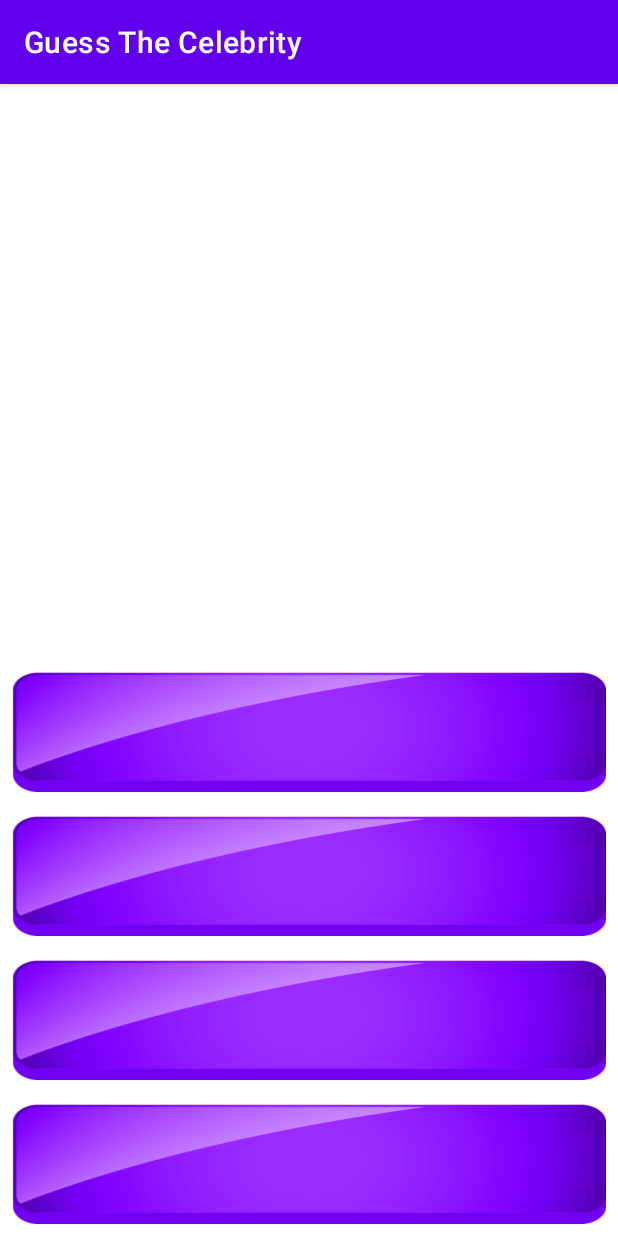
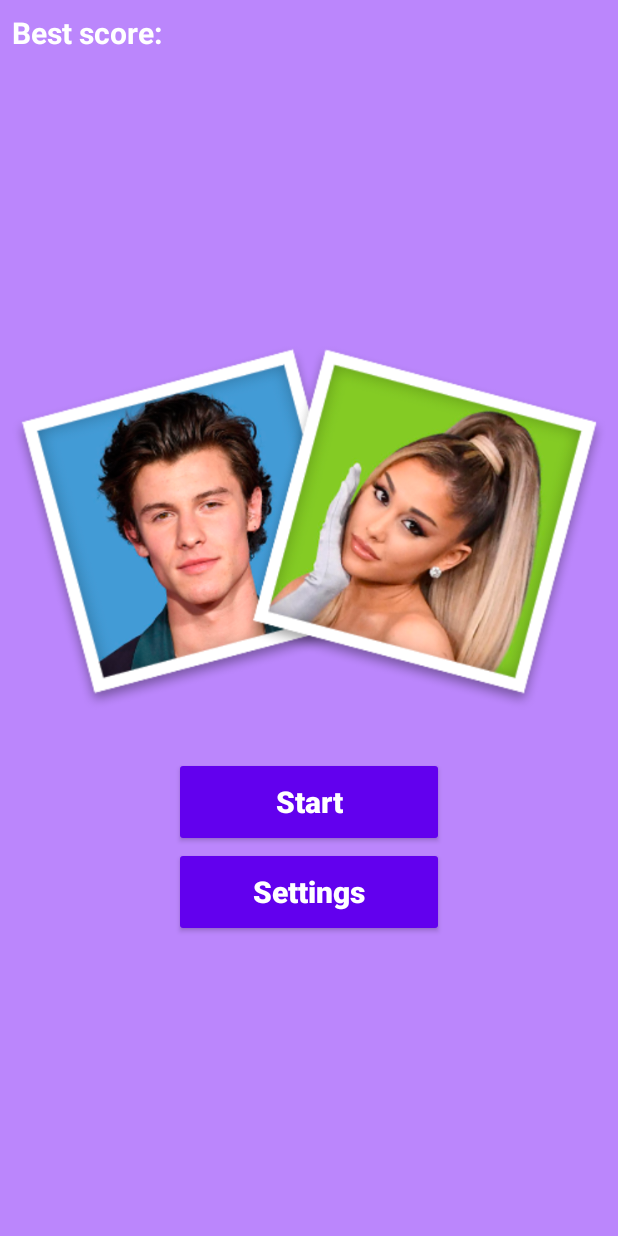
Before and after one commit to paveln0366/GuessTheCelebrity, an Android app: the screen it shows after launch (MainActivity before the commit, StartActivity after it), on a phone screen of 412 x 824 dp. Run offline under Robolectric (Android 15) with nearby library versions, the phone set to English and light mode, and no system bars.

Commit message:
feat: add start activity and fullscreen

```diff
--- a/app/src/main/java/com/pavelpotapov/guessthecelebrity/Contract.java
+++ b/app/src/main/java/com/pavelpotapov/guessthecelebrity/Contract.java
@@ -8,23 +8,18 @@ import java.util.Map;
 public interface Contract {
     interface View {
         void showQuestion(Map<Bitmap, List<String>> question);
-
         void showAnswer(Map<Boolean, String> answer);
     }
 
     interface Presenter {
         void onClickAnswer(String tag);
-
         void startGame();
-
         void onDestroy();
     }
 
     interface Repository {
         Map<Bitmap, List<String>> createQuestion();
-
         void getContent();
-
         Map<Boolean, String> checkAnswer(String tag);
     }
 }
--- a/app/src/main/java/com/pavelpotapov/guessthecelebrity/MainActivity.java
+++ b/app/src/main/java/com/pavelpotapov/guessthecelebrity/GameActivity.java
@@ -1,8 +1,11 @@
 package com.pavelpotapov.guessthecelebrity;
 
+import android.content.Context;
+import android.content.Intent;
 import android.graphics.Bitmap;
 import android.os.Bundle;
 import android.view.View;
+import android.view.WindowManager;
 import android.widget.ImageView;
 import android.widget.TextView;
 import android.widget.Toast;
@@ -13,6 +16,8 @@ import com.pavelpotapov.guessthecelebrity.di.AppComponent;
 import com.pavelpotapov.guessthecelebrity.di.AppModule;
 import com.pavelpotapov.guessthecelebrity.di.DaggerAppComponent;
 import com.pavelpotapov.guessthecelebrity.di.PresenterModule;
+import com.pavelpotapov.guessthecelebrity.databinding.ActivityGameBinding;
+import com.pavelpotapov.guessthecelebrity.utils.ScreenMode;
 
 import java.util.ArrayList;
 import java.util.List;
@@ -20,10 +25,12 @@ import java.util.Map;
 
 import javax.inject.Inject;
 
-public class MainActivity extends AppCompatActivity implements Contract.View {
+public class GameActivity extends AppCompatActivity implements Contract.View {
 
+    private static final String EXTRA_INFO = "info";
+    private ActivityGameBinding binding;
     private ImageView imageViewPhoto;
-    private ArrayList<TextView> buttons;
+    private ArrayList<TextView> listOfAnswerButtons;
 
     // private Contract.Presenter mPresenter;
     @Inject
@@ -32,7 +39,8 @@ public class MainActivity extends AppCompatActivity implements Contract.View {
     @Override
     protected void onCreate(Bundle savedInstanceState) {
         super.onCreate(savedInstanceState);
-        setContentView(R.layout.activity_main);
+        binding = ActivityGameBinding.inflate(getLayoutInflater());
+        setContentView(binding.getRoot());
 
         // App.appComponent.inject(this);
         AppComponent appComponent = DaggerAppComponent.builder()
@@ -40,17 +48,11 @@ public class MainActivity extends AppCompatActivity implements Contract.View {
                 .presenterModule(new PresenterModule(this))
                 .build();
 
-        TextView button0 = findViewById(R.id.button0);
-        TextView button1 = findViewById(R.id.button1);
-        TextView button2 = findViewById(R.id.button2);
-        TextView button3 = findViewById(R.id.button3);
-        buttons = new ArrayList<>();
-        buttons.add(button0);
-        buttons.add(button1);
-        buttons.add(button2);
-        buttons.add(button3);
-
-        imageViewPhoto = findViewById(R.id.imageViewPhoto);
+        listOfAnswerButtons = new ArrayList<>();
+        listOfAnswerButtons.add(binding.button0);
+        listOfAnswerButtons.add(binding.button1);
+        listOfAnswerButtons.add(binding.button2);
+        listOfAnswerButtons.add(binding.button3);
 
         mPresenter = new Presenter(this);
         mPresenter.startGame();
@@ -64,9 +66,9 @@ public class MainActivity extends AppCompatActivity implements Contract.View {
             photo = key;
             variantOfAnswers = question.get(key);
         }
-        imageViewPhoto.setImageBitmap(photo);
-        for (int i = 0; i < buttons.size(); i++) {
-            TextView button = buttons.get(i);
+        binding.imageViewPhoto.setImageBitmap(photo);
+        for (int i = 0; i < listOfAnswerButtons.size(); i++) {
+            TextView button = listOfAnswerButtons.get(i);
             button.setText(variantOfAnswers.get(i));
         }
     }
@@ -76,7 +78,8 @@ public class MainActivity extends AppCompatActivity implements Contract.View {
         if (answer.containsKey(true)) {
             Toast.makeText(this, R.string.answer_right, Toast.LENGTH_SHORT).show();
         } else if (answer.containsKey(false)) {
-            Toast.makeText(this, getString(R.string.answer_wrong) + " " + answer.get(false), Toast.LENGTH_LONG).show();
+            Toast.makeText(this, getString(R.string.answer_wrong) +
+                    " " + answer.get(false), Toast.LENGTH_LONG).show();
         }
     }
 
@@ -91,4 +94,19 @@ public class MainActivity extends AppCompatActivity implements Contract.View {
         mPresenter.onClickAnswer(tag);
     }
 
+    public static Intent newIntent(Context context, String info) {
+        Intent intent = new Intent(context, GameActivity.class);
+        intent.putExtra(EXTRA_INFO, info);
+        return intent;
+    }
+
+    @Override
+    public void onWindowFocusChanged(boolean hasFocus) {
+        super.onWindowFocusChanged(hasFocus);
+        if (hasFocus) {
+            ScreenMode.Companion.hideSystemUI(getWindow());
+//            getWindow().addFlags(WindowManager.LayoutParams.FLAG_DRAWS_SYSTEM_BAR_BACKGROUNDS);
+//            getWindow().clearFlags(WindowManager.LayoutParams.FLAG_TRANSLUCENT_STATUS);
+        }
+    }
 }
--- /dev/null
+++ b/app/src/main/java/com/pavelpotapov/guessthecelebrity/activities/StartActivity.kt
@@ -0,0 +1,38 @@
+package com.pavelpotapov.guessthecelebrity.activities
+
+import android.os.Build
+import android.os.Bundle
+import androidx.annotation.RequiresApi
+import androidx.appcompat.app.AppCompatActivity
+import com.pavelpotapov.guessthecelebrity.GameActivity
+import com.pavelpotapov.guessthecelebrity.databinding.ActivityStartBinding
+import com.pavelpotapov.guessthecelebrity.utils.ScreenMode
+
+class StartActivity : AppCompatActivity() {
+
+    private lateinit var binding: ActivityStartBinding
+
+    @RequiresApi(Build.VERSION_CODES.LOLLIPOP)
+    override fun onCreate(savedInstanceState: Bundle?) {
+        super.onCreate(savedInstanceState)
+        binding = ActivityStartBinding.inflate(layoutInflater)
+        setContentView(binding.root)
+
+        binding.btnStart.setOnClickListener {
+            val info = "info"
+            val intent = GameActivity.newIntent(this@StartActivity, info)
+            startActivity(intent)
+        }
+
+        binding.btnSettings.setOnClickListener {
+            val info = "info"
+            val intent = SettingsActivity.newIntent(this@StartActivity, info)
+            startActivity(intent)
+        }
+    }
+
+    override fun onWindowFocusChanged(hasFocus: Boolean) {
+        super.onWindowFocusChanged(hasFocus)
+        if (hasFocus) ScreenMode.hideSystemUI(window)
+    }
+}
--- a/app/src/main/java/com/pavelpotapov/guessthecelebrity/di/AppComponent.kt
+++ b/app/src/main/java/com/pavelpotapov/guessthecelebrity/di/AppComponent.kt
@@ -1,11 +1,11 @@
 package com.pavelpotapov.guessthecelebrity.di
 
-import com.pavelpotapov.guessthecelebrity.MainActivity
+import com.pavelpotapov.guessthecelebrity.GameActivity
 import dagger.Component
 import javax.inject.Singleton
 
 @Component(modules = [AppModule::class, PresenterModule::class])
 @Singleton
 interface AppComponent {
-    fun inject(activity: MainActivity)
+    fun inject(activity: GameActivity)
 }
--- a/app/src/main/java/com/pavelpotapov/guessthecelebrity/di/PresenterModule.kt
+++ b/app/src/main/java/com/pavelpotapov/guessthecelebrity/di/PresenterModule.kt
@@ -1,7 +1,7 @@
 package com.pavelpotapov.guessthecelebrity.di
 
 import com.pavelpotapov.guessthecelebrity.Contract
-import com.pavelpotapov.guessthecelebrity.MainActivity
+import com.pavelpotapov.guessthecelebrity.GameActivity
 import com.pavelpotapov.guessthecelebrity.Presenter
 import dagger.Module
 import dagger.Provides
@@ -9,9 +9,9 @@ import org.jetbrains.annotations.NotNull
 import javax.inject.Singleton
 
 @Module
-class PresenterModule(activity: MainActivity) {
+class PresenterModule(activity: GameActivity) {
 
-    private val activity: MainActivity = activity
+    private val activity: GameActivity = activity
 
     @Provides
     @Singleton
--- a/app/src/main/res/layout/activity_main.xml
+++ b/app/src/main/res/layout/activity_game.xml
@@ -4,23 +4,12 @@
     xmlns:tools="http://schemas.android.com/tools"
     android:layout_width="match_parent"
     android:layout_height="match_parent"
-    tools:context=".MainActivity">
+    android:background="@color/purple_200"
+    tools:context=".GameActivity">
 
     <TextView
-        android:textSize="20sp"
-        android:textStyle="bold"
-        android:layout_margin="8dp"
-        android:gravity="center"
-        android:textColor="@color/white"
-        android:background="@drawable/ic_button"
         android:id="@+id/button3"
-        android:layout_width="0dp"
-        android:layout_height="0dp"
-        android:layout_marginStart="8dp"
-        android:layout_marginLeft="8dp"
-        android:layout_marginEnd="8dp"
-        android:layout_marginRight="8dp"
-        android:layout_marginBottom="8dp"
+        style="@style/TextAnswerStyle"
         android:onClick="onClickAnswer"
         android:tag="3"
         app:layout_constraintBottom_toBottomOf="parent"
@@ -30,19 +19,8 @@
         tools:text="Button 3" />
 
     <TextView
-        android:textSize="20sp"
-        android:textStyle="bold"
-        android:layout_margin="8dp"
-        android:gravity="center"
-        android:textColor="@color/white"
-        android:background="@drawable/ic_button"
         android:id="@+id/button2"
-        android:layout_width="0dp"
-        android:layout_height="0dp"
-        android:layout_marginStart="8dp"
-        android:layout_marginLeft="8dp"
-        android:layout_marginEnd="8dp"
-        android:layout_marginRight="8dp"
+        style="@style/TextAnswerStyle"
         android:onClick="onClickAnswer"
         android:tag="2"
         app:layout_constraintBottom_toTopOf="@id/button3"
@@ -52,19 +30,8 @@
         tools:text="Button 2" />
 
     <TextView
-        android:textSize="20sp"
-        android:textStyle="bold"
-        android:layout_margin="8dp"
-        android:gravity="center"
-        android:textColor="@color/white"
-        android:background="@drawable/ic_button"
         android:id="@+id/button1"
-        android:layout_width="0dp"
-        android:layout_height="0dp"
-        android:layout_marginStart="8dp"
-        android:layout_marginLeft="8dp"
-        android:layout_marginEnd="8dp"
-        android:layout_marginRight="8dp"
+        style="@style/TextAnswerStyle"
         android:onClick="onClickAnswer"
         android:tag="1"
         app:layout_constraintBottom_toTopOf="@id/button2"
@@ -74,39 +41,23 @@
         tools:text="Button 1" />
 
     <TextView
-        android:textSize="20sp"
-        android:textStyle="bold"
-        android:layout_margin="8dp"
-        android:gravity="center"
-        android:textColor="@color/white"
-        android:background="@drawable/ic_button"
         android:id="@+id/button0"
-        android:layout_width="0dp"
-        android:layout_height="0dp"
-        android:layout_marginStart="8dp"
-        android:layout_marginLeft="8dp"
-        android:layout_marginTop="8dp"
-        android:layout_marginEnd="8dp"
-        android:layout_marginRight="8dp"
-        android:contentDescription="@string/photo_of_celebrity"
+        style="@style/TextAnswerStyle"
+
         android:onClick="onClickAnswer"
         android:tag="0"
+        app:layout_constraintBottom_toTopOf="@id/button1"
         app:layout_constraintEnd_toEndOf="parent"
         app:layout_constraintStart_toStartOf="parent"
         app:layout_constraintTop_toTopOf="@+id/guideline"
-        app:layout_constraintBottom_toTopOf="@id/button1"
         tools:text="Button 0" />
 
     <ImageView
         android:id="@+id/imageViewPhoto"
         android:layout_width="0dp"
         android:layout_height="0dp"
-        android:layout_marginStart="8dp"
-        android:layout_marginLeft="8dp"
-        android:layout_marginTop="8dp"
-        android:layout_marginEnd="8dp"
-        android:layout_marginRight="8dp"
-        android:layout_marginBottom="8dp"
+        android:layout_margin="8dp"
+        android:contentDescription="@string/photo_of_celebrity"
         app:layout_constraintBottom_toTopOf="@+id/guideline"
         app:layout_constraintEnd_toEndOf="parent"
         app:layout_constraintStart_toStartOf="parent"
@@ -118,5 +69,5 @@
         android:layout_width="wrap_content"
         android:layout_height="wrap_content"
         android:orientation="horizontal"
-        app:layout_constraintGuide_percent="0.50"/>
+        app:layout_constraintGuide_percent="0.50" />
 </androidx.constraintlayout.widget.ConstraintLayout>
--- /dev/null
+++ b/app/src/main/res/layout/activity_start.xml
@@ -0,0 +1,55 @@
+<?xml version="1.0" encoding="utf-8"?>
+<androidx.constraintlayout.widget.ConstraintLayout xmlns:android="http://schemas.android.com/apk/res/android"
+    xmlns:app="http://schemas.android.com/apk/res-auto"
+    xmlns:tools="http://schemas.android.com/tools"
+    android:layout_width="match_parent"
+    android:layout_height="match_parent"
+    android:background="@color/purple_200"
+    tools:context=".activities.StartActivity"
+    app:statusBarBackground="@color/black">
+
+    <LinearLayout
+        android:layout_width="wrap_content"
+        android:layout_height="wrap_content"
+        android:orientation="vertical"
+        app:layout_constraintBottom_toBottomOf="parent"
+        app:layout_constraintEnd_toEndOf="parent"
+        app:layout_constraintStart_toStartOf="parent"
+        app:layout_constraintTop_toTopOf="parent">
+
+        <ImageView
+            android:id="@+id/ivLogo"
+            android:layout_width="wrap_content"
+            android:layout_height="wrap_content"
+            android:layout_gravity="center"
+            android:layout_margin="8dp"
+            android:contentDescription="@string/logo"
+            app:srcCompat="@drawable/logo" />
+
+        <Button
+            android:id="@+id/btnStart"
+            style="@style/ButtonStyle"
+            android:text="@string/start" />
+
+        <Button
+            android:id="@+id/btnSettings"
+            style="@style/ButtonStyle"
+            android:text="@string/settings" />
+
+    </LinearLayout>
+
+    <TextView
+        android:id="@+id/tvScoreTitle"
+        style="@style/TextStyle"
+        android:text="@string/best_score"
+        app:layout_constraintStart_toStartOf="parent"
+        app:layout_constraintTop_toTopOf="parent" />
+
+    <TextView
+        android:id="@+id/tvScore"
+        style="@style/TextStyle"
+        app:layout_constraintStart_toEndOf="@+id/tvScoreTitle"
+        app:layout_constraintTop_toTopOf="parent"
+        tools:text="15" />
+
+</androidx.constraintlayout.widget.ConstraintLayout>
--- a/app/src/main/res/values-night/themes.xml
+++ b/app/src/main/res/values-night/themes.xml
@@ -1,6 +1,6 @@
 <resources xmlns:tools="http://schemas.android.com/tools">
     <!-- Base application theme. -->
-    <style name="Theme.GuessTheCelebrity" parent="Theme.MaterialComponents.DayNight.DarkActionBar">
+    <style name="Theme.GuessTheCelebrity" parent="Theme.MaterialComponents.DayNight.NoActionBar">
         <!-- Primary brand color. -->
         <item name="colorPrimary">@color/purple_500</item>
         <item name="colorPrimaryVariant">@color/purple_700</item>
@@ -13,5 +13,6 @@
         <!-- Status bar color. -->
         <item name="android:statusBarColor" tools:targetApi="l">?attr/colorPrimaryVariant</item>
         <!-- Customize your theme here. -->
+        <item name="android:windowIsTranslucent">true</item>
     </style>
 </resources>
--- a/app/src/main/res/values/colors.xml
+++ b/app/src/main/res/values/colors.xml
@@ -2,7 +2,8 @@
 <resources>
     <color name="purple_200">#FFBB86FC</color>
     <color name="purple_500">#FF6200EE</color>
-    <color name="purple_700">#FF3700B3</color>
+<!--    <color name="purple_700">#FF3700B3</color>-->
+    <color name="purple_700">#FF000000</color>
     <color name="teal_200">#FF03DAC5</color>
     <color name="teal_700">#FF018786</color>
     <color name="black">#FF000000</color>
--- a/app/src/main/res/values/strings.xml
+++ b/app/src/main/res/values/strings.xml
@@ -3,4 +3,24 @@
     <string name="photo_of_celebrity">Celebrity photos</string>
     <string name="answer_wrong">Wrong! Correct answer</string>
     <string name="answer_right">Right</string>
+    <string name="logo">Logo</string>
+    <string name="start">Start</string>
+    <string name="settings">Settings</string>
+    <string name="best_score">Best score:</string>
+    <string name="title_activity_settings">SettingsActivity</string>
+
+    <!-- Preference Titles -->
+    <string name="messages_header">Messages</string>
+    <string name="sync_header">Sync</string>
+
+    <!-- Messages Preferences -->
+    <string name="signature_title">Your signature</string>
+    <string name="reply_title">Default reply action</string>
+
+    <!-- Sync Preferences -->
+    <string name="sync_title">Sync email periodically</string>
+    <string name="attachment_title">Download incoming attachments</string>
+    <string name="attachment_summary_on">Automatically download attachments for incoming emails
+    </string>
+    <string name="attachment_summary_off">Only download attachments when manually requested</string>
 </resources>
--- a/app/src/main/res/values/themes.xml
+++ b/app/src/main/res/values/themes.xml
@@ -1,6 +1,6 @@
 <resources xmlns:tools="http://schemas.android.com/tools">
     <!-- Base application theme. -->
-    <style name="Theme.GuessTheCelebrity" parent="Theme.MaterialComponents.DayNight.DarkActionBar">
+    <style name="Theme.GuessTheCelebrity" parent="Theme.MaterialComponents.DayNight.NoActionBar">
         <!-- Primary brand color. -->
         <item name="colorPrimary">@color/purple_500</item>
         <item name="colorPrimaryVariant">@color/purple_700</item>
@@ -12,5 +12,40 @@
         <!-- Status bar color. -->
         <item name="android:statusBarColor" tools:targetApi="l">?attr/colorPrimaryVariant</item>
         <!-- Customize your theme here. -->
+        <!-- Убирает белый экран при старте активности -->
+        <item name="android:windowIsTranslucent">true</item>
+    </style>
+
+    <style name="ButtonStyle" parent="Widget.AppCompat.Button">
+        <item name="android:textAllCaps">false</item>
+        <item name="android:textColor">@color/white</item>
+        <item name="android:textSize">20sp</item>
+        <item name="android:textStyle">bold</item>
+        <item name="android:layout_width">180dp</item>
+        <item name="android:layout_height">60dp</item>
+        <item name="android:layout_gravity">center</item>
+    </style>
+
+    <style name="TextStyle" parent="Widget.AppCompat.TextView">
+        <item name="android:textAllCaps">false</item>
+        <item name="android:textColor">@color/white</item>
+        <item name="android:textSize">20sp</item>
+        <item name="android:textStyle">bold</item>
+        <item name="android:layout_margin">8dp</item>
+        <item name="android:background">#00000000</item>
+        <item name="android:layout_width">wrap_content</item>
+        <item name="android:layout_height">wrap_content</item>
+    </style>
+
+    <style name="TextAnswerStyle" parent="Widget.AppCompat.TextView">
+        <item name="android:textAllCaps">false</item>
+        <item name="android:textColor">@color/white</item>
+        <item name="android:textSize">20sp</item>
+        <item name="android:textStyle">bold</item>
+        <item name="android:layout_margin">8dp</item>
+        <item name="android:background">@drawable/ic_button</item>
+        <item name="android:layout_width">0dp</item>
+        <item name="android:layout_height">0dp</item>
+        <item name="android:gravity">center</item>
     </style>
 </resources>
```
Also changed, not shown: app/build.gradle (+7 -2 lines), app/src/main/AndroidManifest.xml (+7 -1 lines), app/src/main/java/com/pavelpotapov/guessthecelebrity/activities/SettingsActivity.kt (added, +44 -0 lines), app/src/main/java/com/pavelpotapov/guessthecelebrity/utils/ScreenMode.kt (added, +31 -0 lines), app/src/main/res/layout/activity_settings.xml (added, +10 -0 lines), app/src/main/res/values/arrays.xml (added, +12 -0 lines), app/src/main/res/xml/root_preferences.xml (added, +35 -0 lines), app/src/main/res/drawable/logo.png (added), 1 other file.
